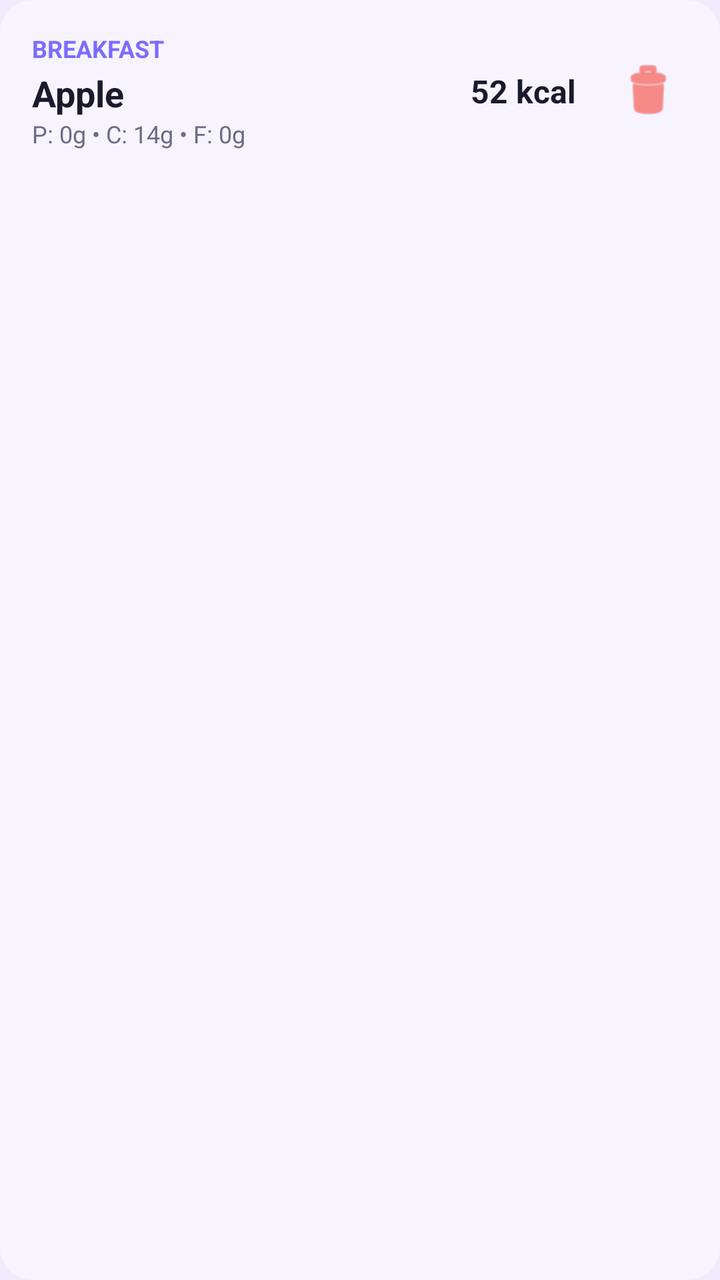
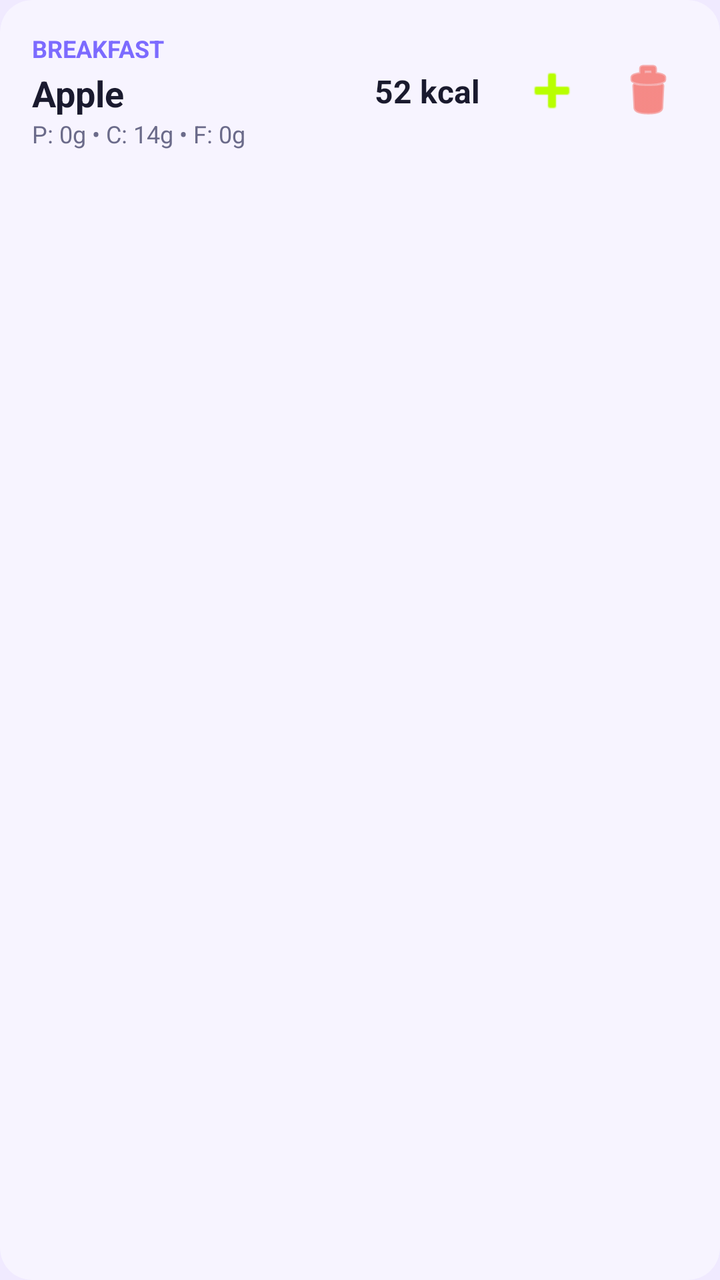

Screens rendered from an Android XML layout before and after an edit, with the pre-edit source and the edit as a unified diff.
<!-- AndroidManifest.xml: application theme Theme.Sportify -->
<!-- res/layout/item_food.xml -->
<?xml version="1.0" encoding="utf-8"?>
<androidx.cardview.widget.CardView xmlns:android="http://schemas.android.com/apk/res/android"
    xmlns:app="http://schemas.android.com/apk/res-auto"
    xmlns:tools="http://schemas.android.com/tools"
    android:layout_width="match_parent"
    android:layout_height="wrap_content"
    android:layout_marginBottom="8dp"
    app:cardCornerRadius="16dp"
    app:cardElevation="0dp"
    app:cardBackgroundColor="@color/sportify_surface_variant">

    <LinearLayout
        android:layout_width="match_parent"
        android:layout_height="wrap_content"
        android:orientation="horizontal"
        android:padding="16dp"
        android:gravity="center_vertical">

        <LinearLayout
            android:layout_width="0dp"
            android:layout_height="wrap_content"
            android:layout_weight="1"
            android:orientation="vertical">

            <TextView
                android:id="@+id/tvFoodMealType"
                android:layout_width="wrap_content"
                android:layout_height="wrap_content"
                android:text="Breakfast"
                android:textSize="12sp"
                android:textAllCaps="true"
                android:textStyle="bold"
                android:textColor="@color/sportify_progress_sleep" />

            <TextView
                android:id="@+id/tvFoodName"
                android:layout_width="wrap_content"
                android:layout_height="wrap_content"
                android:layout_marginTop="2dp"
                android:text="Apple"
                android:textSize="18sp"
                android:textStyle="bold"
                android:textColor="@color/sportify_text_primary" />

            <TextView
                android:id="@+id/tvFoodMacros"
                android:layout_width="wrap_content"
                android:layout_height="wrap_content"
                android:text="P: 0g • C: 14g • F: 0g"
                android:textSize="12sp"
                android:textColor="@color/sportify_text_secondary" />
        </LinearLayout>

        <TextView
            android:id="@+id/tvFoodCalories"
            android:layout_width="wrap_content"
            android:layout_height="wrap_content"
            android:layout_marginEnd="16dp"
            android:text="52 kcal"
            android:textSize="16sp"
            android:textStyle="bold"
            android:textColor="@color/sportify_text_primary" />

        <ImageButton
            android:id="@+id/btnDeleteFood"
            android:layout_width="40dp"
            android:layout_height="40dp"
            android:background="?attr/selectableItemBackgroundBorderless"
            android:src="@android:drawable/ic_menu_delete"
            app:tint="@color/sportify_error" />

    </LinearLayout>
</androidx.cardview.widget.CardView>
<!-- resources referenced by this layout -->
<resources>
  <color name="sportify_error">#FFF44336</color>
  <color name="sportify_progress_sleep">#FF7C6BFF</color>
  <color name="sportify_surface_variant">#FFF7F4FF</color>
  <color name="sportify_text_primary">#FF1A1A2E</color>
  <color name="sportify_text_secondary">#FF6B6B8A</color>
  <style name="Theme.Sportify" parent="Theme.MaterialComponents.Light.NoActionBar">
          <item name="colorPrimary">@color/sportify_green</item>
          <item name="colorPrimaryVariant">@color/sportify_green_dark</item>
          <item name="colorOnPrimary">@color/sportify_text_on_green</item>
          <item name="colorSecondary">@color/sportify_green</item>
          <item name="colorSecondaryVariant">@color/sportify_green_dark</item>
          <item name="colorOnSecondary">@color/sportify_text_on_green</item>
          <item name="android:colorBackground">@color/sportify_background</item>
          <item name="colorSurface">@color/sportify_surface</item>
          <item name="colorOnSurface">@color/sportify_text_primary</item>
          <item name="android:textColorPrimary">@color/sportify_text_primary</item>
          <item name="android:textColorSecondary">@color/sportify_text_secondary</item>
          <item name="android:statusBarColor">@color/sportify_background</item>
          <item name="android:windowLightStatusBar">true</item>
      </style>
  <color name="sportify_green">#FFB8FF00</color>
  <color name="sportify_green_dark">#FF8FCC00</color>
  <color name="sportify_text_on_green">#FF1A1A2E</color>
  <color name="sportify_background">#FFF0EAFF</color>
  <color name="sportify_surface">#FFFFFFFF</color>
</resources>

<!-- the commit's change to res/layout/item_food.xml (unified diff, before → after) -->
@@ -62,6 +62,15 @@
             android:textColor="@color/sportify_text_primary" />
 
         <ImageButton
+            android:id="@+id/btnQuickAdd"
+            android:layout_width="40dp"
+            android:layout_height="40dp"
+            android:background="?attr/selectableItemBackgroundBorderless"
+            android:src="@android:drawable/ic_input_add"
+            app:tint="@color/sportify_green"
+            android:layout_marginEnd="8dp" />
+
+        <ImageButton
             android:id="@+id/btnDeleteFood"
             android:layout_width="40dp"
             android:layout_height="40dp"
